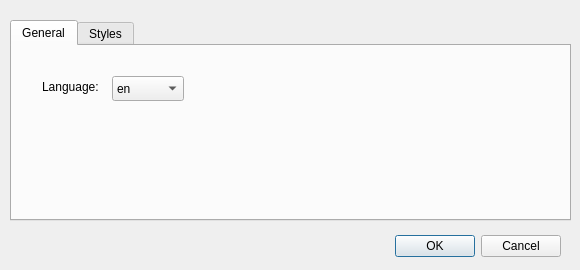
Above: src/layouts/ui/settings.ui from daniil-loban/speedykeys before the change. Below: the same form after it.
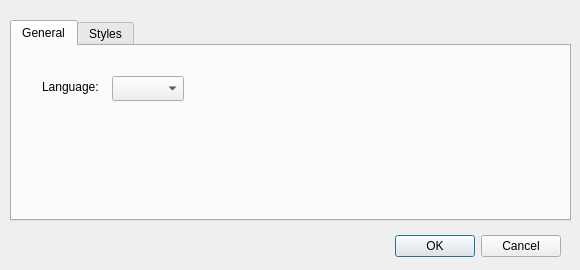
That is the form after the change. The open tabs and pages were chosen to show the change. Custom widgets are drawn as their Qt base class.

```diff
--- a/src/layouts/ui/settings.ui
+++ b/src/layouts/ui/settings.ui
@@ -69,16 +69,6 @@
        <height>25</height>
       </rect>
      </property>
-     <item>
-      <property name="text">
-       <string>en</string>
-      </property>
-     </item>
-     <item>
-      <property name="text">
-       <string>ru</string>
-      </property>
-     </item>
     </widget>
     <widget class="QLabel" name="label">
      <property name="geometry">
```
Left out of the diff: 2 changed lines with no effect on the pictures.
